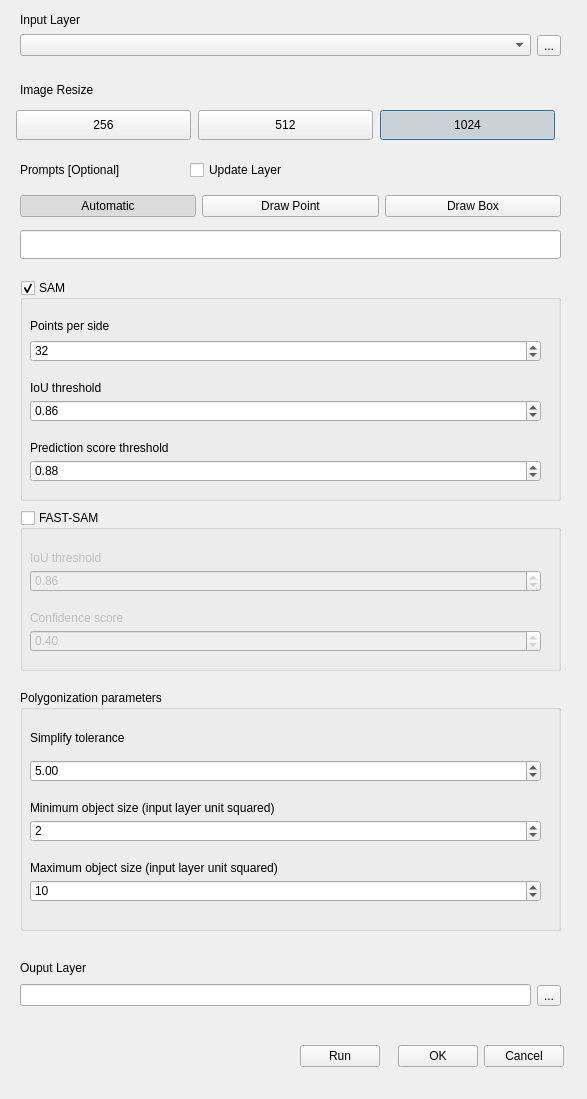
The window that seg2shp_dialog_base.ui (gdslab/segment-agricultural-parcel) describes before a commit, drawn with Qt 5.
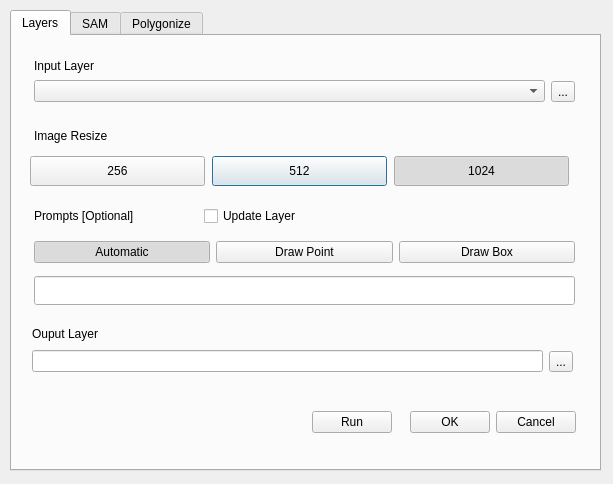
The same window after the commit. Custom widgets are drawn as their Qt base class.

Diff of the .ui file:
```diff
--- a/seg2shp_dialog_base.ui
+++ b/seg2shp_dialog_base.ui
@@ -6,57 +6,107 @@
    <rect>
     <x>0</x>
     <y>0</y>
-    <width>587</width>
-    <height>1099</height>
+    <width>613</width>
+    <height>484</height>
    </rect>
   </property>
   <property name="windowTitle">
    <string>segment-agricultural-parcel</string>
   </property>
-  <widget class="QLabel" name="label">
+  <widget class="QTabWidget" name="tabWidget">
    <property name="geometry">
     <rect>
-     <x>20</x>
+     <x>10</x>
      <y>10</y>
-     <width>111</width>
-     <height>20</height>
+     <width>591</width>
+     <height>461</height>
     </rect>
    </property>
+   <property name="currentIndex">
+    <number>0</number>
+   </property>
+   <widget class="QWidget" name="tab">
+    <attribute name="title">
+     <string>Layers</string>
+    </attribute>
+    <widget class="QPushButton" name="pushButton_resize_512">
+     <property name="geometry">
+      <rect>
+       <x>200</x>
+       <y>120</y>
+       <width>175</width>
+       <height>30</height>
+      </rect>
+     </property>
    <property name="text">
-    <string>Input Layer</string>
-   </property>
-  </widget>
-  <widget class="QLabel" name="label_3">
+      <string>512</string>
+     </property>
+     <property name="checkable">
+      <bool>true</bool>
+     </property>
+    </widget>
+    <widget class="QPushButton" name="pushButton_resize_256">
    <property name="geometry">
     <rect>
-     <x>20</x>
-     <y>960</y>
-     <width>111</width>
-     <height>16</height>
+       <x>18</x>
+       <y>120</y>
+       <width>175</width>
+       <height>30</height>
     </rect>
    </property>
    <property name="text">
-    <string>Ouput Layer</string>
-   </property>
-  </widget>
-  <widget class="QLabel" name="label_5">
+      <string>256</string>
+     </property>
+     <property name="checkable">
+      <bool>true</bool>
+     </property>
+     <property name="default">
+      <bool>false</bool>
+     </property>
+     <property name="flat">
+      <bool>false</bool>
+     </property>
+    </widget>
+    <widget class="QCheckBox" name="checkBox_update_layer">
    <property name="geometry">
     <rect>
-     <x>20</x>
-     <y>160</y>
-     <width>171</width>
+       <x>192</x>
+       <y>170</y>
+       <width>141</width>
      <height>20</height>
     </rect>
    </property>
    <property name="text">
-    <string>Prompts [Optional]</string>
+      <string>Update Layer</string>
+     </property>
+    </widget>
+    <widget class="QPushButton" name="pushButton_resize_1024">
+     <property name="geometry">
+      <rect>
+       <x>382</x>
+       <y>120</y>
+       <width>175</width>
+       <height>30</height>
+      </rect>
+     </property>
+     <property name="text">
+      <string>1024</string>
+     </property>
+     <property name="checkable">
+      <bool>true</bool>
+     </property>
+     <property name="checked">
+      <bool>true</bool>
+     </property>
+     <property name="default">
+      <bool>true</bool>
    </property>
   </widget>
   <widget class="QWidget" name="layoutWidget">
    <property name="geometry">
     <rect>
-     <x>20</x>
-     <y>30</y>
+       <x>22</x>
+       <y>40</y>
      <width>541</width>
      <height>31</height>
     </rect>
@@ -81,11 +131,24 @@
     </item>
    </layout>
   </widget>
+    <widget class="QLabel" name="label">
+     <property name="geometry">
+      <rect>
+       <x>22</x>
+       <y>20</y>
+       <width>111</width>
+       <height>20</height>
+      </rect>
+     </property>
+     <property name="text">
+      <string>Input Layer</string>
+     </property>
+    </widget>
   <widget class="QWidget" name="layoutWidget">
    <property name="geometry">
     <rect>
-     <x>20</x>
-     <y>190</y>
+       <x>22</x>
+       <y>200</y>
      <width>541</width>
      <height>32</height>
     </rect>
@@ -132,11 +195,47 @@
     </item>
    </layout>
   </widget>
+    <widget class="QLineEdit" name="lineEdit_coords">
+     <property name="geometry">
+      <rect>
+       <x>22</x>
+       <y>240</y>
+       <width>541</width>
+       <height>29</height>
+      </rect>
+     </property>
+    </widget>
+    <widget class="QLabel" name="label_13">
+     <property name="geometry">
+      <rect>
+       <x>22</x>
+       <y>90</y>
+       <width>171</width>
+       <height>20</height>
+      </rect>
+     </property>
+     <property name="text">
+      <string>Image Resize</string>
+     </property>
+    </widget>
+    <widget class="QLabel" name="label_5">
+     <property name="geometry">
+      <rect>
+       <x>22</x>
+       <y>170</y>
+       <width>171</width>
+       <height>20</height>
+      </rect>
+     </property>
+     <property name="text">
+      <string>Prompts [Optional]</string>
+     </property>
+    </widget>
   <widget class="QWidget" name="layoutWidget">
    <property name="geometry">
     <rect>
      <x>20</x>
-     <y>980</y>
+       <y>310</y>
      <width>541</width>
      <height>31</height>
     </rect>
@@ -154,11 +253,24 @@
     </item>
    </layout>
   </widget>
+    <widget class="QLabel" name="label_3">
+     <property name="geometry">
+      <rect>
+       <x>20</x>
+       <y>290</y>
+       <width>111</width>
+       <height>16</height>
+      </rect>
+     </property>
+     <property name="text">
+      <string>Ouput Layer</string>
+     </property>
+    </widget>
   <widget class="QWidget" name="layoutWidget">
    <property name="geometry">
     <rect>
      <x>300</x>
-     <y>1040</y>
+       <y>370</y>
      <width>264</width>
      <height>32</height>
     </rect>
@@ -183,11 +295,16 @@
     </item>
    </layout>
   </widget>
+   </widget>
+   <widget class="QWidget" name="tab_2">
+    <attribute name="title">
+     <string>SAM</string>
+    </attribute>
   <widget class="QGroupBox" name="groupBox_sam">
    <property name="geometry">
     <rect>
      <x>20</x>
-     <y>280</y>
+       <y>10</y>
      <width>541</width>
      <height>221</height>
     </rect>
@@ -290,7 +407,7 @@
    <property name="geometry">
     <rect>
      <x>20</x>
-     <y>510</y>
+       <y>250</y>
      <width>541</width>
      <height>161</height>
     </rect>
@@ -363,11 +480,16 @@
     </property>
    </widget>
   </widget>
+   </widget>
+   <widget class="QWidget" name="tab_3">
+    <attribute name="title">
+     <string>Polygonize</string>
+    </attribute>
   <widget class="QGroupBox" name="groupBox_3">
    <property name="geometry">
     <rect>
      <x>20</x>
-     <y>690</y>
+       <y>20</y>
      <width>541</width>
      <height>241</height>
     </rect>
@@ -469,101 +591,7 @@
     </property>
    </widget>
   </widget>
-  <widget class="QLineEdit" name="lineEdit_coords">
-   <property name="geometry">
-    <rect>
-     <x>20</x>
-     <y>230</y>
-     <width>541</width>
-     <height>29</height>
-    </rect>
-   </property>
-  </widget>
-  <widget class="QCheckBox" name="checkBox_update_layer">
-   <property name="geometry">
-    <rect>
-     <x>190</x>
-     <y>160</y>
-     <width>141</width>
-     <height>20</height>
-    </rect>
-   </property>
-   <property name="text">
-    <string>Update Layer</string>
-   </property>
-  </widget>
-  <widget class="QPushButton" name="pushButton_resize_1024">
-   <property name="geometry">
-    <rect>
-     <x>380</x>
-     <y>110</y>
-     <width>175</width>
-     <height>30</height>
-    </rect>
-   </property>
-   <property name="text">
-    <string>1024</string>
-   </property>
-   <property name="checkable">
-    <bool>true</bool>
-   </property>
-   <property name="checked">
-    <bool>true</bool>
-   </property>
-   <property name="default">
-    <bool>true</bool>
-   </property>
-  </widget>
-  <widget class="QLabel" name="label_13">
-   <property name="geometry">
-    <rect>
-     <x>20</x>
-     <y>80</y>
-     <width>171</width>
-     <height>20</height>
-    </rect>
-   </property>
-   <property name="text">
-    <string>Image Resize</string>
-   </property>
-  </widget>
-  <widget class="QPushButton" name="pushButton_resize_512">
-   <property name="geometry">
-    <rect>
-     <x>198</x>
-     <y>110</y>
-     <width>175</width>
-     <height>30</height>
-    </rect>
-   </property>
-   <property name="text">
-    <string>512</string>
-   </property>
-   <property name="checkable">
-    <bool>true</bool>
-   </property>
-  </widget>
-  <widget class="QPushButton" name="pushButton_resize_256">
-   <property name="geometry">
-    <rect>
-     <x>16</x>
-     <y>110</y>
-     <width>175</width>
-     <height>30</height>
-    </rect>
-   </property>
-   <property name="text">
-    <string>256</string>
-   </property>
-   <property name="checkable">
-    <bool>true</bool>
-   </property>
-   <property name="default">
-    <bool>false</bool>
-   </property>
-   <property name="flat">
-    <bool>false</bool>
-   </property>
+   </widget>
   </widget>
  </widget>
  <customwidgets>
```
Lines whose indentation alone changed are shown as unchanged.
